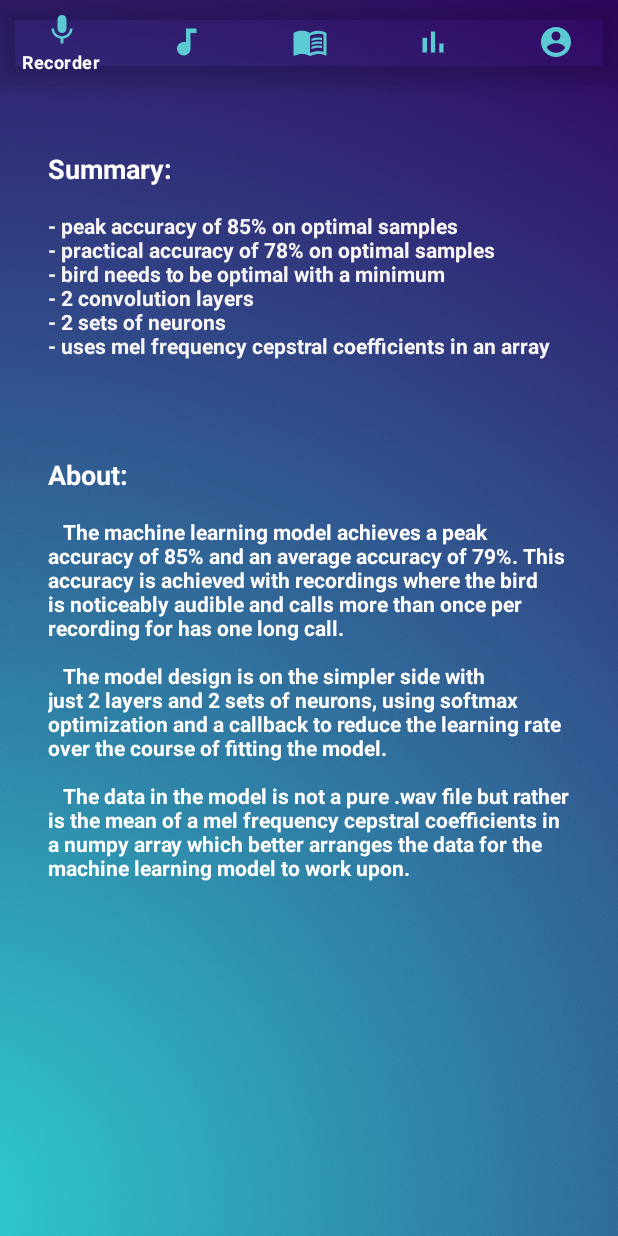
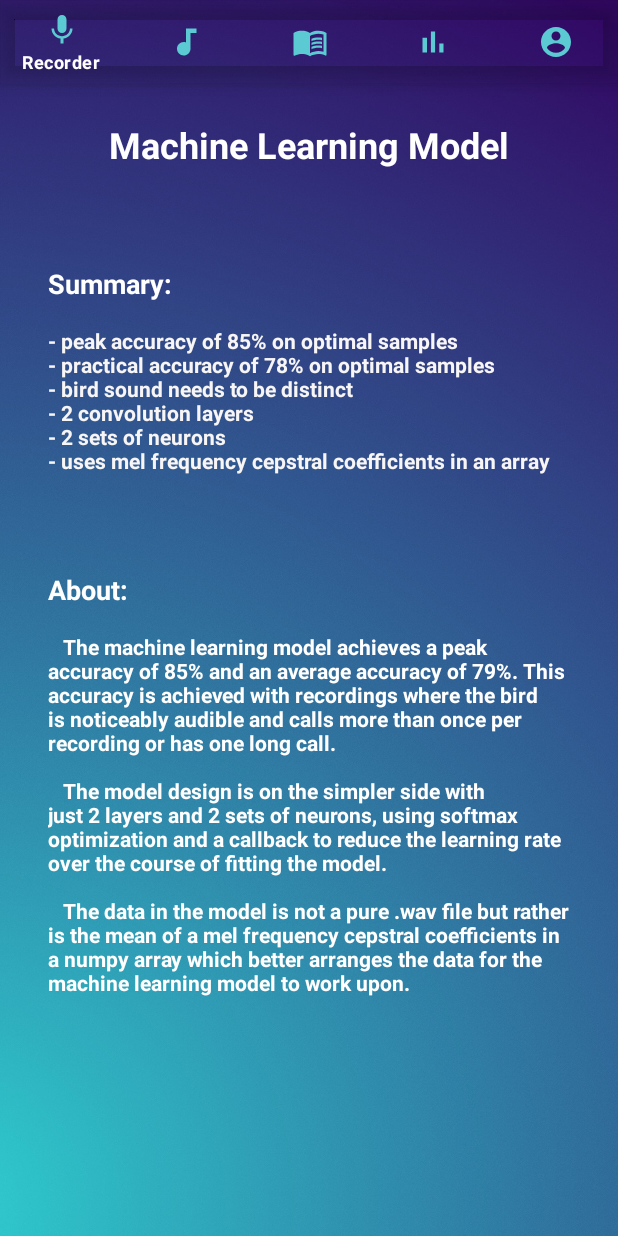
Before and after one commit to NBMavs/Tweeter, an Android app: the fragment StatsFragment placed in its activity, on a phone screen of 412 x 824 dp. Run offline under Robolectric (Android 15) with nearby library versions, the light colour scheme and no system bars; our stand-ins replace Firebase (no records; nobody signed in at launch, a user with empty details on screens opened directly); libraries missing offline, so code that uses them is left out: twitter4j.auth; Roboto replaces fonts that are not available here.

Commit message:
Stats page added

```diff
--- a/app/src/main/res/layout/fragment_stats.xml
+++ b/app/src/main/res/layout/fragment_stats.xml
@@ -18,7 +18,7 @@
             android:layout_marginStart="32dp"
             android:layout_marginTop="16dp"
             android:layout_marginEnd="32dp"
-            android:text="- peak accuracy of 85% on optimal samples\n- practical accuracy of 78% on optimal samples\n- bird needs to be optimal with a minimum\n- 2 convolution layers\n- 2 sets of neurons\n- uses mel frequency cepstral coefficients in an array"
+            android:text="- peak accuracy of 85% on optimal samples\n- practical accuracy of 78% on optimal samples\n- bird sound needs to be distinct\n- 2 convolution layers\n- 2 sets of neurons\n- uses mel frequency cepstral coefficients in an array"
             android:textColor="#F8F5F5"
             android:textStyle="bold"
             app:layout_constraintEnd_toEndOf="parent"
@@ -32,7 +32,7 @@
             android:layout_marginStart="32dp"
             android:layout_marginTop="16dp"
             android:layout_marginEnd="32dp"
-            android:text="   The machine learning model achieves a peak accuracy of 85% and an average accuracy of 79%. This accuracy is achieved with recordings where the bird is noticeably audible and calls more than once per recording for has one long call.\n\n   The model design is on the simpler side with just 2 layers and 2 sets of neurons, using softmax optimization and a callback to reduce the learning rate over the course of fitting the model.\n\n   The data in the model is not a pure .wav file but rather is the mean of a mel frequency cepstral coefficients in a numpy array which better arranges the data for the machine learning model to work upon."
+            android:text="   The machine learning model achieves a peak accuracy of 85% and an average accuracy of 79%. This accuracy is achieved with recordings where the bird is noticeably audible and calls more than once per recording or has one long call.\n\n   The model design is on the simpler side with just 2 layers and 2 sets of neurons, using softmax optimization and a callback to reduce the learning rate over the course of fitting the model.\n\n   The data in the model is not a pure .wav file but rather is the mean of a mel frequency cepstral coefficients in a numpy array which better arranges the data for the machine learning model to work upon."
             android:textColor="#FFFFFF"
             android:textStyle="bold"
             app:layout_constraintEnd_toEndOf="parent"
@@ -44,13 +44,13 @@
             android:layout_width="wrap_content"
             android:layout_height="wrap_content"
             android:layout_marginStart="32dp"
-            android:layout_marginTop="100dp"
+            android:layout_marginTop="64dp"
             android:text="Summary:"
             android:textColor="#FFFFFF"
             android:textSize="18sp"
             android:textStyle="bold"
             app:layout_constraintStart_toStartOf="parent"
-            app:layout_constraintTop_toTopOf="parent" />
+            app:layout_constraintTop_toBottomOf="@+id/textView7" />
 
         <TextView
             android:id="@+id/textView6"
@@ -64,6 +64,19 @@
             android:textStyle="bold"
             app:layout_constraintStart_toStartOf="parent"
             app:layout_constraintTop_toBottomOf="@+id/textViewStatsBullets" />
+
+        <TextView
+            android:id="@+id/textView7"
+            android:layout_width="wrap_content"
+            android:layout_height="wrap_content"
+            android:layout_marginTop="80dp"
+            android:text="Machine Learning Model"
+            android:textColor="#FFFFFF"
+            android:textSize="24sp"
+            android:textStyle="bold"
+            app:layout_constraintEnd_toEndOf="parent"
+            app:layout_constraintStart_toStartOf="parent"
+            app:layout_constraintTop_toTopOf="parent" />
     </androidx.constraintlayout.widget.ConstraintLayout>
 
 </FrameLayout>
```
